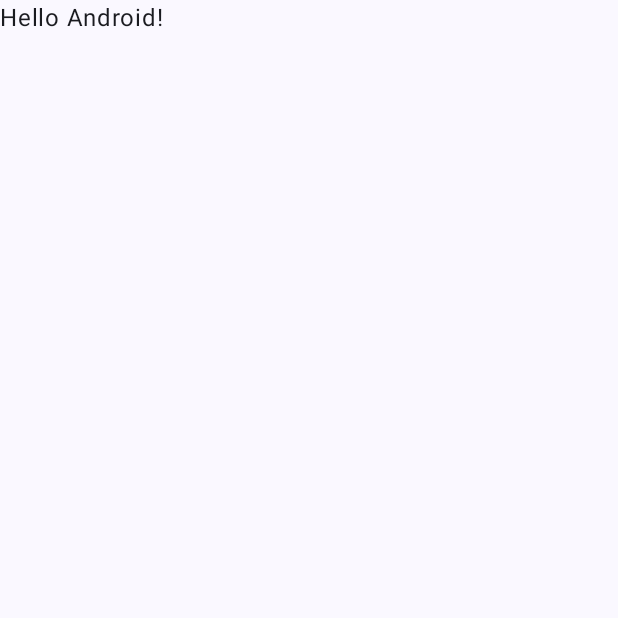
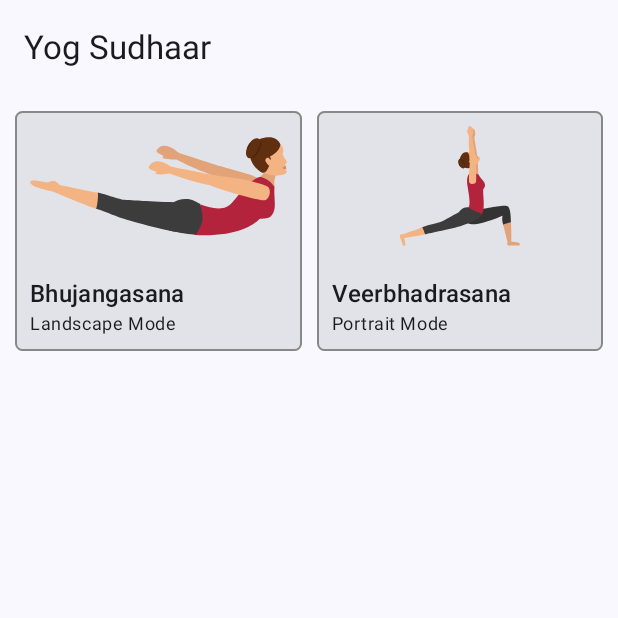
Before and after one commit to devjayantmalik/YogSudhaarAndroid, an Android app built with Jetpack Compose: the screen it shows after launch (MainActivity), on a phone screen of 412 x 824 dp, the top half of it. Before the commit the part shown is almost empty. Run offline under Robolectric (Android 15) with nearby library versions, the phone set to English and light mode, and no system bars.

Commit message:
added home screen with asana preview

```diff
--- a/app/src/main/java/com/developbharat/yogsudhaar/MainActivity.kt
+++ b/app/src/main/java/com/developbharat/yogsudhaar/MainActivity.kt
@@ -4,13 +4,7 @@ import android.os.Bundle
 import androidx.activity.ComponentActivity
 import androidx.activity.compose.setContent
 import androidx.activity.enableEdgeToEdge
-import androidx.compose.foundation.layout.fillMaxSize
-import androidx.compose.foundation.layout.padding
-import androidx.compose.material3.Scaffold
-import androidx.compose.material3.Text
-import androidx.compose.runtime.Composable
-import androidx.compose.ui.Modifier
-import androidx.compose.ui.tooling.preview.Preview
+import com.developbharat.yogsudhaar.ui.screens.home.HomeScreen
 import com.developbharat.yogsudhaar.ui.theme.YogSudhaarTheme
 
 class MainActivity : ComponentActivity() {
@@ -19,29 +13,8 @@ class MainActivity : ComponentActivity() {
         enableEdgeToEdge()
         setContent {
             YogSudhaarTheme {
-                Scaffold(modifier = Modifier.fillMaxSize()) { innerPadding ->
-                    Greeting(
-                        name = "Android",
-                        modifier = Modifier.padding(innerPadding)
-                    )
-                }
+                HomeScreen()
             }
         }
     }
 }
-
-@Composable
-fun Greeting(name: String, modifier: Modifier = Modifier) {
-    Text(
-        text = "Hello $name!",
-        modifier = modifier
-    )
-}
-
-@Preview(showBackground = true)
-@Composable
-fun GreetingPreview() {
-    YogSudhaarTheme {
-        Greeting("Android")
-    }
-}
--- /dev/null
+++ b/app/src/main/java/com/developbharat/yogsudhaar/ui/domain/models/Asana.kt
@@ -0,0 +1,12 @@
+package com.developbharat.yogsudhaar.ui.domain.models
+
+enum class CameraMode {
+    Portrait,
+    Landscape
+}
+
+data class Asana(
+    val name: String,
+    val resourceId: Int,
+    val cameraMode: CameraMode
+)
--- /dev/null
+++ b/app/src/main/java/com/developbharat/yogsudhaar/ui/screens/home/HomeScreen.kt
@@ -0,0 +1,82 @@
+package com.developbharat.yogsudhaar.ui.screens.home
+
+import androidx.compose.foundation.BorderStroke
+import androidx.compose.foundation.Image
+import androidx.compose.foundation.layout.Arrangement
+import androidx.compose.foundation.layout.Column
+import androidx.compose.foundation.layout.PaddingValues
+import androidx.compose.foundation.layout.fillMaxWidth
+import androidx.compose.foundation.layout.height
+import androidx.compose.foundation.layout.padding
+import androidx.compose.foundation.lazy.grid.GridCells
+import androidx.compose.foundation.lazy.grid.LazyVerticalGrid
+import androidx.compose.foundation.lazy.grid.items
+import androidx.compose.foundation.shape.CircleShape
+import androidx.compose.foundation.shape.RoundedCornerShape
+import androidx.compose.material3.Card
+import androidx.compose.material3.ExperimentalMaterial3Api
+import androidx.compose.material3.MaterialTheme
+import androidx.compose.material3.Scaffold
+import androidx.compose.material3.Surface
+import androidx.compose.material3.Text
+import androidx.compose.material3.TopAppBar
+import androidx.compose.runtime.Composable
+import androidx.compose.ui.Alignment
+import androidx.compose.ui.Modifier
+import androidx.compose.ui.draw.clip
+import androidx.compose.ui.graphics.Color
+import androidx.compose.ui.res.painterResource
+import androidx.compose.ui.unit.dp
+import com.developbharat.yogsudhaar.R
+import com.developbharat.yogsudhaar.ui.domain.models.Asana
+import com.developbharat.yogsudhaar.ui.domain.models.CameraMode
+
+@OptIn(ExperimentalMaterial3Api::class)
+@Composable
+fun HomeScreen() {
+    // TODO: replace list with actual asana list from constants
+    val asanas: List<Asana> = listOf(
+        Asana(
+            name = "Bhujangasana",
+            resourceId = R.drawable.icon_bhujangasana,
+            cameraMode = CameraMode.Landscape
+        ),
+        Asana(
+            name = "Veerbhadrasana",
+            resourceId = R.drawable.icon_veerbhadrasana,
+            cameraMode = CameraMode.Portrait
+        )
+    )
+
+
+    Scaffold(topBar = { TopAppBar(title = { Text("Yog Sudhaar") }) }) { paddingValues ->
+        Surface(modifier = Modifier.padding(paddingValues)) {
+            LazyVerticalGrid(
+                columns = GridCells.Fixed(2),
+                contentPadding = PaddingValues(10.dp),
+                verticalArrangement = Arrangement.spacedBy(10.dp),
+                horizontalArrangement = Arrangement.spacedBy(10.dp),
+            ) {
+                items(asanas) { item ->
+                    Card(onClick = {
+                        // TODO: add logic to navigate to camera preview screen
+                    }, border = BorderStroke(1.dp, Color.Gray), shape = RoundedCornerShape(5.dp)) {
+                        Image(
+                            painter = painterResource(item.resourceId), contentDescription = "${item.name} asana",
+                            modifier = Modifier
+                                .height(100.dp)
+                                .fillMaxWidth()
+                                .clip(CircleShape)
+                                .padding(10.dp)
+                                .align(Alignment.CenterHorizontally),
+                        )
+                        Column(modifier = Modifier.padding(10.dp)) {
+                            Text(item.name, style = MaterialTheme.typography.titleMedium)
+                            Text("${item.cameraMode.name} Mode", style = MaterialTheme.typography.bodySmall)
+                        }
+                    }
+                }
+            }
+        }
+    }
+}
```
